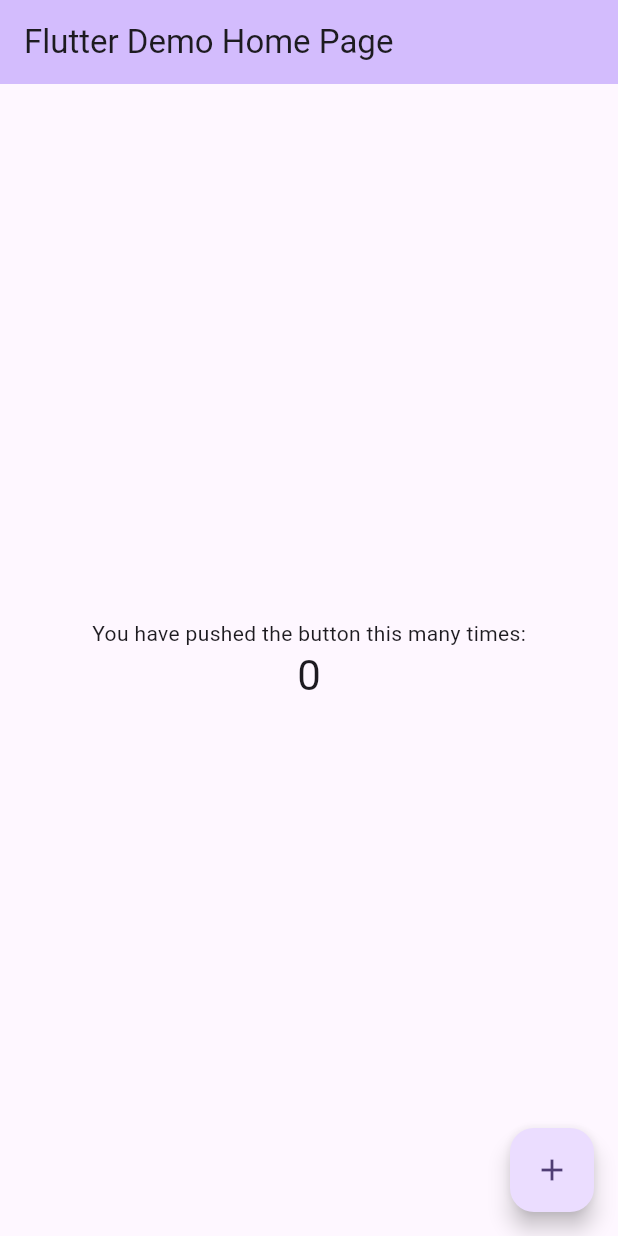
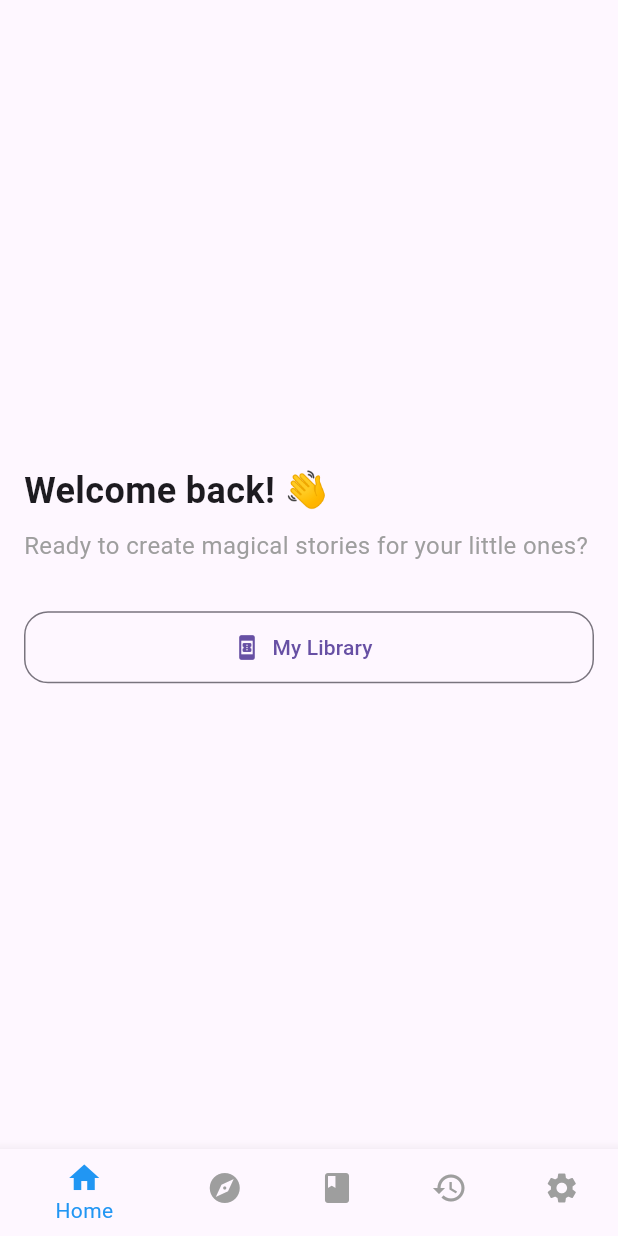
Before and after one commit to simone-di-paolo/imaginarium-storyteller, a Flutter app: the screen it shows after launch, on a phone screen of 412 x 824 dp. Run offline on Flutter 3.47's test engine with Material 3 defaults, Android fonts, the phone set to English and light mode, and no system bars; our stand-ins replace go_router.

Commit message:
First commit for Imaginarium Storyteller

```diff
--- /dev/null
+++ b/lib/create_story_screen.dart
@@ -0,0 +1,18 @@
+
+import 'package:flutter/material.dart';
+
+class CreateStoryScreen extends StatelessWidget {
+  const CreateStoryScreen({super.key});
+
+  @override
+  Widget build(BuildContext context) {
+    return Scaffold(
+      appBar: AppBar(
+        title: const Text('Create a New Story'),
+      ),
+      body: const Center(
+        child: Text('This is the create story screen.'),
+      ),
+    );
+  }
+}
--- /dev/null
+++ b/lib/history_screen.dart
@@ -0,0 +1,16 @@
+
+import 'package:flutter/material.dart';
+
+class HistoryScreen extends StatelessWidget {
+  const HistoryScreen({super.key});
+
+  @override
+  Widget build(BuildContext context) {
+    return Scaffold(
+      appBar: AppBar(title: const Text('History')),
+      body: const Center(
+        child: Text('This is the History screen.'),
+      ),
+    );
+  }
+}
--- /dev/null
+++ b/lib/home_screen.dart
@@ -0,0 +1,53 @@
+
+import 'package:flutter/material.dart';
+import 'package:go_router/go_router.dart';
+
+class HomeScreen extends StatelessWidget {
+  const HomeScreen({super.key});
+
+  @override
+  Widget build(BuildContext context) {
+    return Scaffold(
+      body: SafeArea(
+        child: Center(
+          child: Padding(
+            padding: const EdgeInsets.all(16.0),
+            child: Column(
+              mainAxisSize: MainAxisSize.min,
+              crossAxisAlignment: CrossAxisAlignment.start,
+              children: [
+                const Text(
+                  'Welcome back! 👋',
+                  style: TextStyle(fontSize: 24, fontWeight: FontWeight.bold),
+                ),
+                const SizedBox(height: 8),
+                const Text(
+                  'Ready to create magical stories for your little ones?',
+                  style: TextStyle(fontSize: 16, color: Colors.grey),
+                ),
+                const SizedBox(height: 32),
+                Row(
+                  children: [
+                    Expanded(
+                      child: OutlinedButton.icon(
+                        onPressed: () => context.go('/library'),
+                        icon: const Icon(Icons.book_online),
+                        label: const Text('My Library'),
+                        style: OutlinedButton.styleFrom(
+                          minimumSize: const Size(double.infinity, 48),
+                          shape: RoundedRectangleBorder(
+                            borderRadius: BorderRadius.circular(16),
+                          ),
+                        ),
+                      ),
+                    ),
+                  ],
+                ),
+              ],
+            ),
+          ),
+        ),
+      ),
+    );
+  }
+}
--- /dev/null
+++ b/lib/library_screen.dart
@@ -0,0 +1,16 @@
+
+import 'package:flutter/material.dart';
+
+class LibraryScreen extends StatelessWidget {
+  const LibraryScreen({super.key});
+
+  @override
+  Widget build(BuildContext context) {
+    return Scaffold(
+      appBar: AppBar(title: const Text('My Library')),
+      body: const Center(
+        child: Text('This is the Library screen.'),
+      ),
+    );
+  }
+}
--- a/lib/main.dart
+++ b/lib/main.dart
@@ -1,4 +1,6 @@
+
 import 'package:flutter/material.dart';
+import 'package:myapp/router.dart';
 
 void main() {
   runApp(const MyApp());
@@ -7,116 +9,19 @@ void main() {
 class MyApp extends StatelessWidget {
   const MyApp({super.key});
 
-  // This widget is the root of your application.
   @override
   Widget build(BuildContext context) {
-    return MaterialApp(
-      title: 'Flutter Demo',
+    return MaterialApp.router(
+      routerConfig: router,
+      title: 'Imaginarium Storyteller',
       theme: ThemeData(
-        // This is the theme of your application.
-        //
-        // TRY THIS: Try running your application with "flutter run". You'll see
-        // the application has a purple toolbar. Then, without quitting the app,
-        // try changing the seedColor in the colorScheme below to Colors.green
-        // and then invoke "hot reload" (save your changes or press the "hot
-        // reload" button in a Flutter-supported IDE, or press "r" if you used
-        // the command line to start the app).
-        //
-        // Notice that the counter didn't reset back to zero; the application
-        // state is not lost during the reload. To reset the state, use hot
-        // restart instead.
-        //
-        // This works for code too, not just values: Most code changes can be
-        // tested with just a hot reload.
-        colorScheme: ColorScheme.fromSeed(seedColor: Colors.deepPurple),
+        primarySwatch: Colors.blue,
+        bottomNavigationBarTheme: const BottomNavigationBarThemeData(
+          selectedItemColor: Colors.blue, // Color for the selected icon
+          unselectedItemColor: Colors.grey, // Color for unselected icons
+          backgroundColor: Colors.white, // Background color of the bar
+        ),
       ),
-      home: const MyHomePage(title: 'Flutter Demo Home Page'),
     );
   }
 }
-
-class MyHomePage extends StatefulWidget {
-  const MyHomePage({super.key, required this.title});
-
-  // This widget is the home page of your application. It is stateful, meaning
-  // that it has a State object (defined below) that contains fields that affect
-  // how it looks.
-
-  // This class is the configuration for the state. It holds the values (in this
-  // case the title) provided by the parent (in this case the App widget) and
-  // used by the build method of the State. Fields in a Widget subclass are
-  // always marked "final".
-
-  final String title;
-
-  @override
-  State<MyHomePage> createState() => _MyHomePageState();
-}
-
-class _MyHomePageState extends State<MyHomePage> {
-  int _counter = 0;
-
-  void _incrementCounter() {
-    setState(() {
-      // This call to setState tells the Flutter framework that something has
-      // changed in this State, which causes it to rerun the build method below
-      // so that the display can reflect the updated values. If we changed
-      // _counter without calling setState(), then the build method would not be
-      // called again, and so nothing would appear to happen.
-      _counter++;
-    });
-  }
-
-  @override
-  Widget build(BuildContext context) {
-    // This method is rerun every time setState is called, for instance as done
-    // by the _incrementCounter method above.
-    //
-    // The Flutter framework has been optimized to make rerunning build methods
-    // fast, so that you can just rebuild anything that needs updating rather
-    // than having to individually change instances of widgets.
-    return Scaffold(
-      appBar: AppBar(
-        // TRY THIS: Try changing the color here to a specific color (to
-        // Colors.amber, perhaps?) and trigger a hot reload to see the AppBar
-        // change color while the other colors stay the same.
-        backgroundColor: Theme.of(context).colorScheme.inversePrimary,
-        // Here we take the value from the MyHomePage object that was created by
-        // the App.build method, and use it to set our appbar title.
-        title: Text(widget.title),
-      ),
-      body: Center(
-        // Center is a layout widget. It takes a single child and positions it
-        // in the middle of the parent.
-        child: Column(
-          // Column is also a layout widget. It takes a list of children and
-          // arranges them vertically. By default, it sizes itself to fit its
-          // children horizontally, and tries to be as tall as its parent.
-          //
-          // Column has various properties to control how it sizes itself and
-          // how it positions its children. Here we use mainAxisAlignment to
-          // center the children vertically; the main axis here is the vertical
-          // axis because Columns are vertical (the cross axis would be
-          // horizontal).
-          //
-          // TRY THIS: Invoke "debug painting" (choose the "Toggle Debug Paint"
-          // action in the IDE, or press "p" in the console), to see the
-          // wireframe for each widget.
-          mainAxisAlignment: MainAxisAlignment.center,
-          children: <Widget>[
-            const Text('You have pushed the button this many times:'),
-            Text(
-              '$_counter',
-              style: Theme.of(context).textTheme.headlineMedium,
-            ),
-          ],
-        ),
-      ),
-      floatingActionButton: FloatingActionButton(
-        onPressed: _incrementCounter,
-        tooltip: 'Increment',
-        child: const Icon(Icons.add),
-      ), // This trailing comma makes auto-formatting nicer for build methods.
-    );
-  }
-}
--- /dev/null
+++ b/lib/router.dart
@@ -0,0 +1,87 @@
+
+import 'package:flutter/material.dart';
+import 'package:go_router/go_router.dart';
+import 'package:myapp/create_story_screen.dart';
+import 'package:myapp/history_screen.dart';
+import 'package:myapp/home_screen.dart';
+import 'package:myapp/library_screen.dart';
+import 'package:myapp/scaffold_with_nav_bar.dart';
+import 'package:myapp/settings_screen.dart';
+import 'package:myapp/story_result_screen.dart';
+
+final GoRouter router = GoRouter(
+  initialLocation: '/home',
+  routes: <RouteBase>[
+    StatefulShellRoute.indexedStack(
+      builder: (BuildContext context, GoRouterState state, StatefulNavigationShell navigationShell) {
+        return ScaffoldWithNavBar(navigationShell: navigationShell);
+      },
+      branches: <StatefulShellBranch>[
+        StatefulShellBranch(
+          routes: <RouteBase>[
+            GoRoute(
+              path: '/home',
+              builder: (BuildContext context, GoRouterState state) {
+                return const HomeScreen();
+              },
+              routes: <RouteBase>[
+                GoRoute(
+                  path: 'create',
+                  builder: (BuildContext context, GoRouterState state) {
+                    return const CreateStoryScreen();
+                  },
+                ),
+                GoRoute(
+                  path: 'story',
+                  builder: (BuildContext context, GoRouterState state) {
+                    return const StoryResultScreen();
+                  },
+                ),
+              ],
+            ),
+          ],
+        ),
+        StatefulShellBranch(
+          routes: <RouteBase>[
+            GoRoute(
+              path: '/create',
+              builder: (BuildContext context, GoRouterState state) {
+                return const CreateStoryScreen();
+              },
+            ),
+          ],
+        ),
+        StatefulShellBranch(
+          routes: <RouteBase>[
+            GoRoute(
+              path: '/library',
+              builder: (BuildContext context, GoRouterState state) {
+                return const LibraryScreen();
+              },
+            ),
+          ],
+        ),
+        StatefulShellBranch(
+          routes: <RouteBase>[
+            GoRoute(
+              path: '/history',
+              builder: (BuildContext context, GoRouterState state) {
+                return const HistoryScreen();
+              },
+            ),
+          ],
+        ),
+        StatefulShellBranch(
+          routes: <RouteBase>[
+            GoRoute(
+              path: '/settings',
+              builder: (BuildContext context, GoRouterState state) {
+                return const SettingsScreen();
+              },
+            ),
+          ],
+        ),
+      ],
+    ),
+  ],
+);
--- /dev/null
+++ b/lib/scaffold_with_nav_bar.dart
@@ -0,0 +1,50 @@
+
+import 'package:flutter/material.dart';
+import 'package:go_router/go_router.dart';
+
+class ScaffoldWithNavBar extends StatelessWidget {
+  final StatefulNavigationShell navigationShell;
+
+  const ScaffoldWithNavBar({
+    super.key,
+    required this.navigationShell,
+  });
+
+  @override
+  Widget build(BuildContext context) {
+    return Scaffold(
+      body: navigationShell,
+      bottomNavigationBar: BottomNavigationBar(
+        items: const <BottomNavigationBarItem>[
+          BottomNavigationBarItem(
+            icon: Icon(Icons.home),
+            label: 'Home',
+          ),
+          BottomNavigationBarItem(
+            icon: Icon(Icons.explore),
+            label: 'Create',
+          ),
+          BottomNavigationBarItem(
+            icon: Icon(Icons.book),
+            label: 'Library',
+          ),
+          BottomNavigationBarItem(
+            icon: Icon(Icons.history),
+            label: 'History',
+          ),
+          BottomNavigationBarItem(
+            icon: Icon(Icons.settings),
+            label: 'Settings',
+          ),
+        ],
+        currentIndex: navigationShell.currentIndex,
+        onTap: (int index) {
+          navigationShell.goBranch(
+            index,
+            initialLocation: index == navigationShell.currentIndex,
+          );
+        },
+      ),
+    );
+  }
+}
--- /dev/null
+++ b/lib/settings_screen.dart
@@ -0,0 +1,16 @@
+
+import 'package:flutter/material.dart';
+
+class SettingsScreen extends StatelessWidget {
+  const SettingsScreen({super.key});
+
+  @override
+  Widget build(BuildContext context) {
+    return Scaffold(
+      appBar: AppBar(title: const Text('Settings')),
+      body: const Center(
+        child: Text('This is the Settings screen.'),
+      ),
+    );
+  }
+}
--- /dev/null
+++ b/lib/story_result_screen.dart
@@ -0,0 +1,18 @@
+
+import 'package:flutter/material.dart';
+
+class StoryResultScreen extends StatelessWidget {
+  const StoryResultScreen({super.key});
+
+  @override
+  Widget build(BuildContext context) {
+    return Scaffold(
+      appBar: AppBar(
+        title: const Text('Your Story'),
+      ),
+      body: const Center(
+        child: Text('This is the story result screen.'),
+      ),
+    );
+  }
+}
--- a/pubspec.yaml
+++ b/pubspec.yaml
@@ -34,6 +34,7 @@ dependencies:
   # The following adds the Cupertino Icons font to your application.
   # Use with the CupertinoIcons class for iOS style icons.
   cupertino_icons: ^1.0.8
+  go_router: ^16.2.2
 
 dev_dependencies:
   flutter_test:
```
Also changed, not shown: pubspec.lock, 1 other file.
